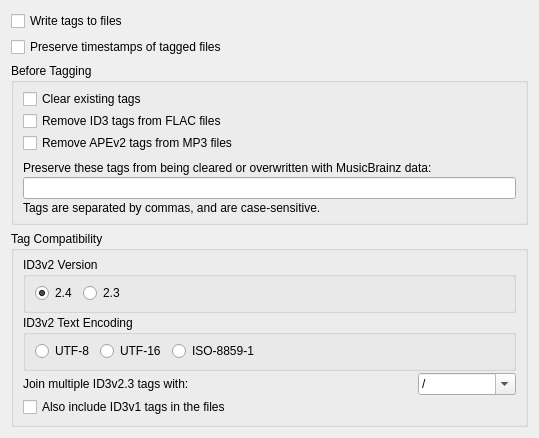
Above: ui/options_tags.ui from metabrainz/picard before the change. Below: the same form after it.
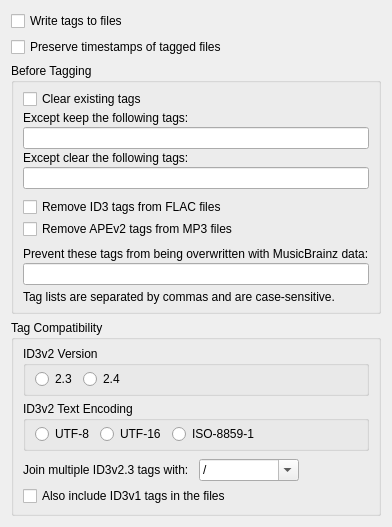
That is the form after the change.

Commit message:
Add 2 more tag lists to Options / Tags and ...
1. Enhance encoding default - updates if you change id3v2 versions
2. Fix autocomplete tag lists (still using ' ' rather than ', ' as separator when selecting from completer list).

The edit to the form file:
```diff
--- a/ui/options_tags.ui
+++ b/ui/options_tags.ui
@@ -6,8 +6,8 @@
    <rect>
     <x>0</x>
     <y>0</y>
-    <width>539</width>
-    <height>425</height>
+    <width>355</width>
+    <height>485</height>
    </rect>
   </property>
   <layout class="QVBoxLayout">
@@ -47,6 +47,56 @@
         </property>
        </widget>
       </item>
+      <item>
+       <widget class="QLabel" name="tags_keep_label">
+        <property name="toolTip">
+         <string>&lt;html&gt;&lt;head/&gt;&lt;body&gt;&lt;p&gt;Add any tags that you don't want to be cleared here.&lt;/p&gt;&lt;p&gt;&lt;span style=&quot; font-weight:600;&quot;&gt;Advanced: &lt;/span&gt;If you want to keep ID3 tags not managed by MusicBrainz e.g. Synchronised Lyrics (SYLT) use '_id3:SYLT*' here.&lt;/p&gt;&lt;/body&gt;&lt;/html&gt;</string>
+        </property>
+        <property name="text">
+         <string>Except keep the following tags:</string>
+        </property>
+       </widget>
+      </item>
+      <item>
+       <widget class="QLineEdit" name="tags_keep">
+        <property name="toolTip">
+         <string>&lt;html&gt;&lt;head/&gt;&lt;body&gt;&lt;p&gt;Add any tags that you don't want to be cleared here.&lt;/p&gt;&lt;p&gt;&lt;span style=&quot; font-weight:600;&quot;&gt;Advanced: &lt;/span&gt;If you want to keep ID3 tags not managed by MusicBrainz e.g. Synchronised Lyrics (SYLT) use '_id3:SYLT*' here.&lt;/p&gt;&lt;/body&gt;&lt;/html&gt;</string>
+        </property>
+       </widget>
+      </item>
+      <item>
+       <widget class="QLabel" name="tags_clear_label">
+        <property name="toolTip">
+         <string>&lt;html&gt;&lt;head/&gt;&lt;body&gt;&lt;p&gt;Add any tags that you do want cleared here.&lt;/p&gt;&lt;p&gt;&lt;span style=&quot; font-weight:600;&quot;&gt;Advanced: &lt;/span&gt;If you want to clear ID3 tags not managed by MusicBrainz e.g. Synchronised Lyrics (SYLT) use '_id3:SYLT*' here.&lt;/p&gt;&lt;/body&gt;&lt;/html&gt;</string>
+        </property>
+        <property name="text">
+         <string>Except clear the following tags:</string>
+        </property>
+       </widget>
+      </item>
+      <item>
+       <widget class="QLineEdit" name="tags_clear">
+        <property name="toolTip">
+         <string>&lt;html&gt;&lt;head/&gt;&lt;body&gt;&lt;p&gt;Add any tags that you do want cleared here.&lt;/p&gt;&lt;p&gt;&lt;span style=&quot; font-weight:600;&quot;&gt;Advanced: &lt;/span&gt;If you want to clear ID3 tags not managed by MusicBrainz e.g. Synchronised Lyrics (SYLT) use '_id3:SYLT*' here.&lt;/p&gt;&lt;/body&gt;&lt;/html&gt;</string>
+        </property>
+       </widget>
+      </item>
+      <item>
+       <spacer name="verticalSpacer_1">
+        <property name="orientation">
+         <enum>Qt::Vertical</enum>
+        </property>
+        <property name="sizeType">
+         <enum>QSizePolicy::Fixed</enum>
+        </property>
+        <property name="sizeHint" stdset="0">
+         <size>
+          <width>0</width>
+          <height>6</height>
+         </size>
+        </property>
+       </spacer>
+      </item>
       <item>
        <widget class="QCheckBox" name="remove_id3_from_flac">
         <property name="text">
@@ -71,7 +121,7 @@
         </property>
         <property name="sizeHint" stdset="0">
          <size>
-          <width>20</width>
+          <width>0</width>
           <height>6</height>
          </size>
         </property>
@@ -80,17 +130,37 @@
       <item>
        <widget class="QLabel" name="preserved_tags_label">
         <property name="text">
-         <string>Preserve these tags from being cleared or overwritten with MusicBrainz data:</string>
+         <string>Prevent these tags from being overwritten with MusicBrainz data:</string>
         </property>
        </widget>
       </item>
       <item>
-       <widget class="QLineEdit" name="preserved_tags"/>
+       <widget class="QLineEdit" name="preserved_tags">
+        <property name="toolTip">
+         <string>&lt;html&gt;&lt;head/&gt;&lt;body&gt;&lt;p&gt;Tag lists are separated by commas and are case-sensitive.&lt;/p&gt;&lt;/body&gt;&lt;/html&gt;</string>
+        </property>
+       </widget>
+      </item>
+      <item>
+       <spacer name="verticalSpacer_3">
+        <property name="orientation">
+         <enum>Qt::Vertical</enum>
+        </property>
+        <property name="sizeType">
+         <enum>QSizePolicy::Fixed</enum>
+        </property>
+        <property name="sizeHint" stdset="0">
+         <size>
+          <width>0</width>
+          <height>3</height>
+         </size>
+        </property>
+       </spacer>
       </item>
       <item>
        <widget class="QLabel" name="preserved_tags_help">
         <property name="text">
-         <string>Tags are separated by commas, and are case-sensitive.</string>
+         <string>Tag lists are separated by commas and are case-sensitive.</string>
         </property>
        </widget>
       </item>
@@ -125,43 +195,27 @@
         </property>
         <layout class="QHBoxLayout" name="horizontalLayout">
          <property name="topMargin">
-          <number>6</number>
+          <number>3</number>
          </property>
          <property name="bottomMargin">
-          <number>7</number>
+          <number>4</number>
          </property>
-         <item>
-          <widget class="QRadioButton" name="write_id3v24">
-           <property name="text">
-            <string>2.4</string>
-           </property>
-           <property name="checked">
-            <bool>true</bool>
-           </property>
-          </widget>
-         </item>
          <item>
           <widget class="QRadioButton" name="write_id3v23">
            <property name="text">
             <string>2.3</string>
            </property>
-           <property name="checked">
-            <bool>false</bool>
-           </property>
           </widget>
          </item>
          <item>
-          <widget class="QLabel" name="label">
+          <widget class="QRadioButton" name="write_id3v24">
            <property name="text">
-            <string/>
-           </property>
-           <property name="wordWrap">
-            <bool>true</bool>
+            <string>2.4</string>
            </property>
           </widget>
          </item>
          <item>
-          <spacer name="horizontalSpacer_2">
+          <spacer name="horizontalSpacer_1">
            <property name="orientation">
             <enum>Qt::Horizontal</enum>
            </property>
@@ -176,6 +230,22 @@
         </layout>
        </widget>
       </item>
+      <item>
+       <spacer name="verticalSpacer_4">
+        <property name="orientation">
+         <enum>Qt::Vertical</enum>
+        </property>
+        <property name="sizeType">
+         <enum>QSizePolicy::Fixed</enum>
+        </property>
+        <property name="sizeHint" stdset="0">
+         <size>
+          <width>0</width>
+          <height>3</height>
+         </size>
+        </property>
+       </spacer>
+      </item>
       <item>
        <widget class="QGroupBox" name="id3v2_text_encoding">
         <property name="title">
@@ -183,10 +253,10 @@
         </property>
         <layout class="QHBoxLayout" name="horizontalLayout_2">
          <property name="topMargin">
-          <number>6</number>
+          <number>3</number>
          </property>
          <property name="bottomMargin">
-          <number>7</number>
+          <number>4</number>
          </property>
          <item>
           <widget class="QRadioButton" name="enc_utf8">
@@ -210,7 +280,7 @@
           </widget>
          </item>
          <item>
-          <spacer name="horizontalSpacer">
+          <spacer name="horizontalSpacer_2">
            <property name="orientation">
             <enum>Qt::Horizontal</enum>
            </property>
@@ -222,26 +292,35 @@
            </property>
           </spacer>
          </item>
-         <item>
-          <widget class="QLabel" name="label_2">
-           <property name="text">
-            <string/>
-           </property>
-           <property name="wordWrap">
-            <bool>true</bool>
-           </property>
-          </widget>
-         </item>
         </layout>
        </widget>
       </item>
+      <item>
+       <spacer name="verticalSpacer_5">
+        <property name="orientation">
+         <enum>Qt::Vertical</enum>
+        </property>
+        <property name="sizeType">
+         <enum>QSizePolicy::Fixed</enum>
+        </property>
+        <property name="sizeHint" stdset="0">
+         <size>
+          <width>0</width>
+          <height>6</height>
+         </size>
+        </property>
+       </spacer>
+      </item>
       <item>
        <layout class="QHBoxLayout" name="hbox_id3v23_join_with">
+        <property name="spacing">
+         <number>10</number>
+        </property>
         <item>
          <widget class="QLabel" name="label_id3v23_join_with">
           <property name="sizePolicy">
-           <sizepolicy hsizetype="Preferred" vsizetype="Preferred">
-            <horstretch>4</horstretch>
+           <sizepolicy hsizetype="Minimum" vsizetype="Preferred">
+            <horstretch>0</horstretch>
             <verstretch>0</verstretch>
            </sizepolicy>
           </property>
@@ -253,11 +332,17 @@
         <item>
          <widget class="QComboBox" name="id3v23_join_with">
           <property name="sizePolicy">
-           <sizepolicy hsizetype="Preferred" vsizetype="Fixed">
+           <sizepolicy hsizetype="Fixed" vsizetype="Fixed">
             <horstretch>1</horstretch>
             <verstretch>0</verstretch>
            </sizepolicy>
           </property>
+          <property name="minimumSize">
+           <size>
+            <width>100</width>
+            <height>0</height>
+           </size>
+          </property>
           <property name="toolTip">
            <string>&lt;html&gt;&lt;head/&gt;&lt;body&gt;&lt;p&gt;Default is '/' to maintain compatibility with previous Picard releases.&lt;/p&gt;&lt;p&gt;New alternatives are ';_' or '_/_' or type your own. &lt;/p&gt;&lt;/body&gt;&lt;/html&gt;</string>
           </property>
@@ -281,8 +366,40 @@
           </item>
          </widget>
         </item>
+        <item>
+         <spacer name="horizontalSpacer_3">
+          <property name="orientation">
+           <enum>Qt::Horizontal</enum>
+          </property>
+          <property name="sizeType">
+           <enum>QSizePolicy::Expanding</enum>
+          </property>
+          <property name="sizeHint" stdset="0">
+           <size>
+            <width>40</width>
+            <height>20</height>
+           </size>
+          </property>
+         </spacer>
+        </item>
        </layout>
       </item>
+      <item>
+       <spacer name="verticalSpacer_6">
+        <property name="orientation">
+         <enum>Qt::Vertical</enum>
+        </property>
+        <property name="sizeType">
+         <enum>QSizePolicy::Fixed</enum>
+        </property>
+        <property name="sizeHint" stdset="0">
+         <size>
+          <width>0</width>
+          <height>3</height>
+         </size>
+        </property>
+       </spacer>
+      </item>
       <item>
        <widget class="QCheckBox" name="write_id3v1">
         <property name="text">
@@ -300,8 +417,8 @@
      </property>
      <property name="sizeHint" stdset="0">
       <size>
-       <width>274</width>
-       <height>41</height>
+       <width>1</width>
+       <height>1</height>
       </size>
      </property>
     </spacer>
```
Left out of the diff: 36 changed lines with no effect on the pictures. The commit also changes 2 other files.
